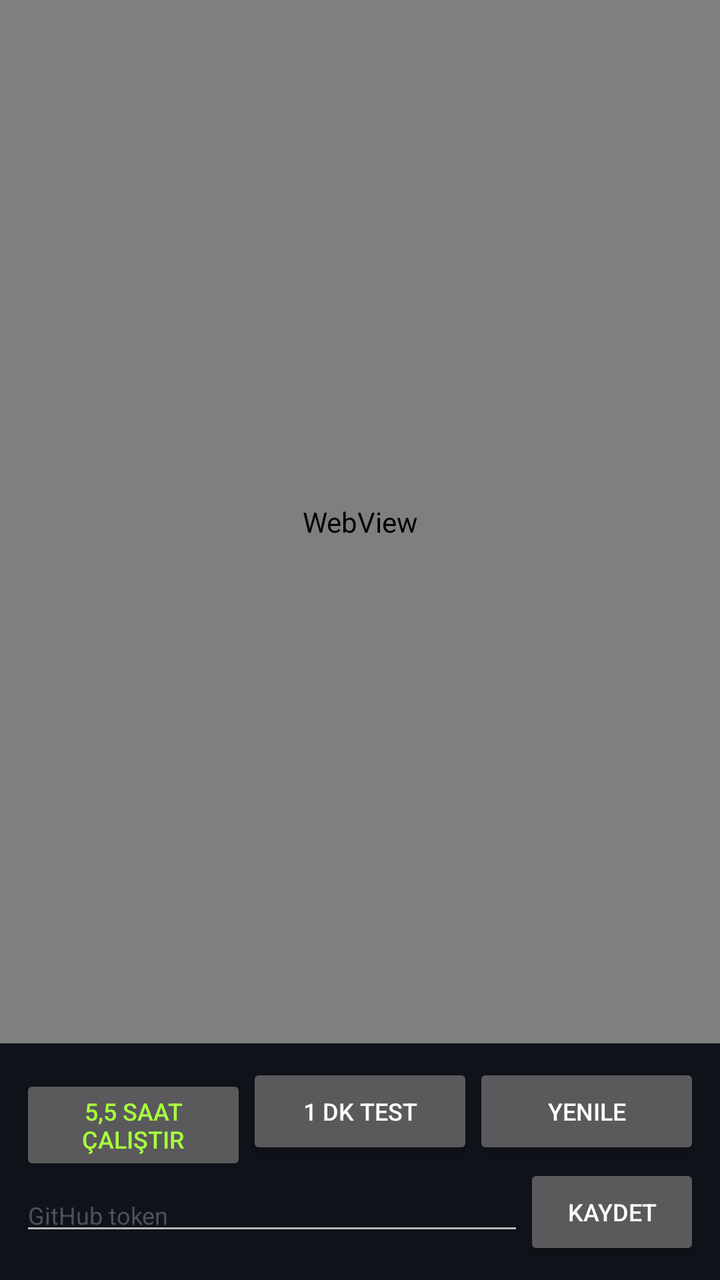
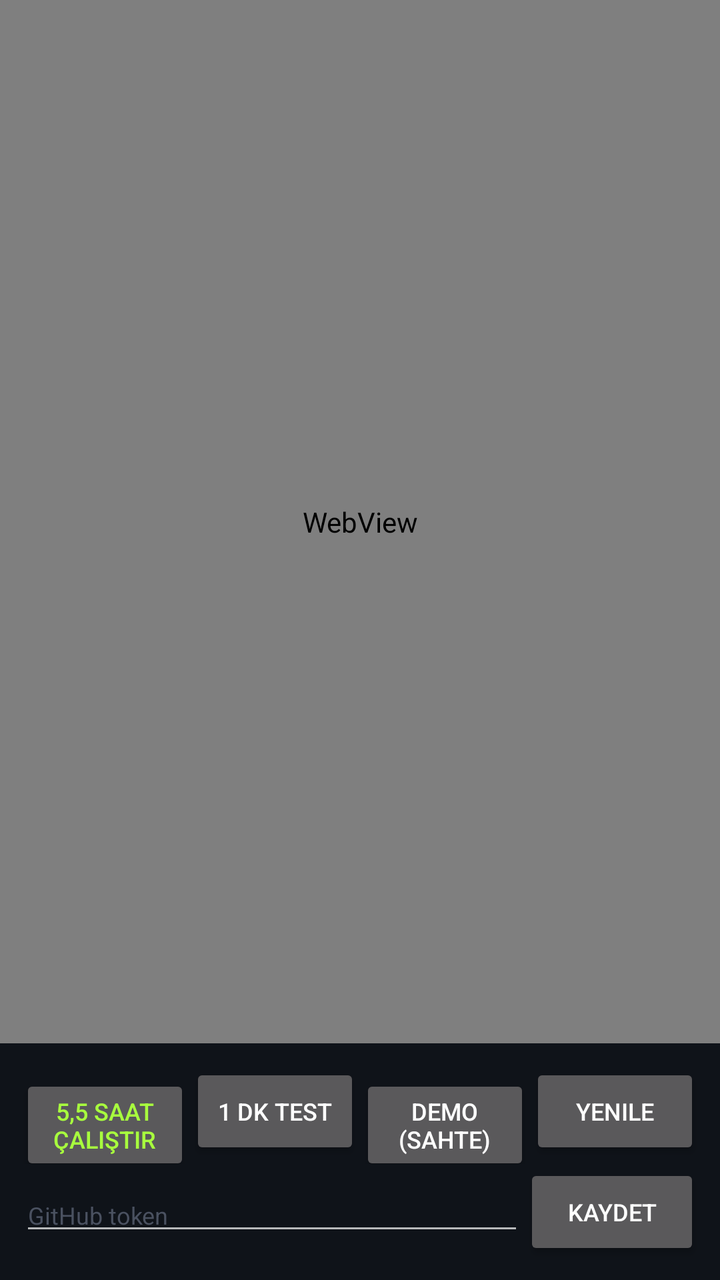

An Android layout rendered at two revisions. The XML below is the earlier revision; the diff shows what the commit changed to produce the second picture.
<!-- AndroidManifest.xml: application theme Theme.Panel -->
<!-- res/layout/activity_main.xml -->
<?xml version="1.0" encoding="utf-8"?>
<LinearLayout xmlns:android="http://schemas.android.com/apk/res/android"
    android:layout_width="match_parent"
    android:layout_height="match_parent"
    android:orientation="vertical"
    android:background="#07090C">

    <WebView
        android:id="@+id/dash"
        android:layout_width="match_parent"
        android:layout_height="0dp"
        android:layout_weight="1" />

    <LinearLayout
        android:layout_width="match_parent"
        android:layout_height="wrap_content"
        android:orientation="vertical"
        android:padding="10dp"
        android:background="#0F1319">

        <LinearLayout
            android:layout_width="match_parent"
            android:layout_height="wrap_content"
            android:orientation="horizontal">

            <Button
                android:id="@+id/runBot"
                android:layout_width="0dp"
                android:layout_height="wrap_content"
                android:layout_weight="1"
                android:text="5,5 saat çalıştır"
                android:textColor="#A8FF3E"
                android:textSize="12sp" />

            <Button
                android:id="@+id/testRun"
                android:layout_width="0dp"
                android:layout_height="wrap_content"
                android:layout_weight="1"
                android:text="1 dk test"
                android:textSize="12sp" />

            <Button
                android:id="@+id/refresh"
                android:layout_width="0dp"
                android:layout_height="wrap_content"
                android:layout_weight="1"
                android:text="Yenile"
                android:textSize="12sp" />
        </LinearLayout>

        <LinearLayout
            android:layout_width="match_parent"
            android:layout_height="wrap_content"
            android:orientation="horizontal"
            android:gravity="center_vertical">

            <EditText
                android:id="@+id/token"
                android:layout_width="0dp"
                android:layout_height="wrap_content"
                android:layout_weight="1"
                android:hint="GitHub token"
                android:inputType="textPassword"
                android:textColor="#E8ECF2"
                android:textColorHint="#4A5160"
                android:textSize="12sp" />

            <Button
                android:id="@+id/saveToken"
                android:layout_width="wrap_content"
                android:layout_height="wrap_content"
                android:text="Kaydet"
                android:textSize="12sp" />
        </LinearLayout>
    </LinearLayout>
</LinearLayout>
<!-- resources referenced by this layout -->
<resources>
  <style name="Theme.Panel" parent="Theme.AppCompat.NoActionBar">
          <item name="android:windowBackground">#0D0F12</item>
          <item name="android:statusBarColor">#0D0F12</item>
      </style>
</resources>

<!-- the commit's change to res/layout/activity_main.xml (unified diff, before → after) -->
@@ -41,6 +41,14 @@
                 android:textSize="12sp" />
 
             <Button
+                android:id="@+id/demo"
+                android:layout_width="0dp"
+                android:layout_height="wrap_content"
+                android:layout_weight="1"
+                android:text="Demo (sahte)"
+                android:textSize="12sp" />
+
+            <Button
                 android:id="@+id/refresh"
                 android:layout_width="0dp"
                 android:layout_height="wrap_content"
